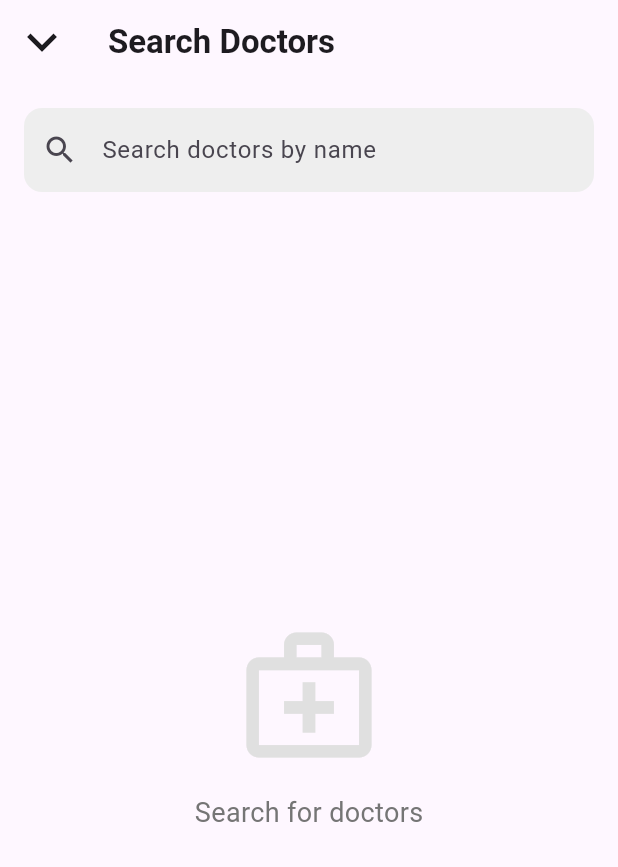
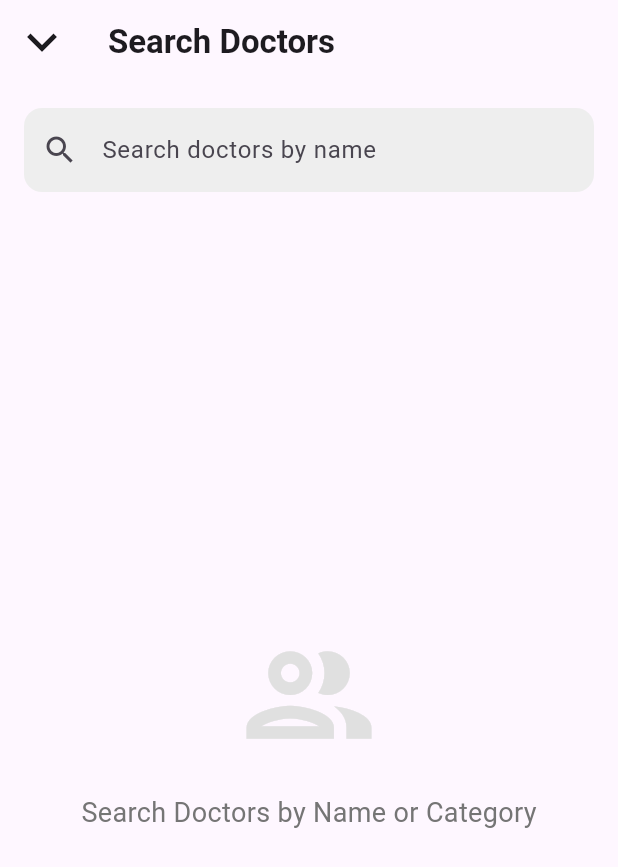
Before and after one commit to fouzzann/Cure-Connec-Main-App, a Flutter app: the screen it shows after launch, after a tap on "Skip", after a tap on "Search....", on a phone screen of 412 x 824 dp. Shown: the top 867 px of the screen. Run offline on Flutter 3.47's test engine with Material 3 defaults, Android fonts, the phone set to English and light mode, and no system bars; our stand-ins replace carousel_slider, cloud_firestore, firebase_auth, firebase_core, get, google_sign_in and 1 more; accounts and stored records are empty; network calls fail.

Commit message:
search bug fixed

```diff
--- a/lib/views/screens/search_dr.dart
+++ b/lib/views/screens/search_dr.dart
@@ -1,3 +1,4 @@
+import 'package:cure_connect_service/views/screens/booking_pages/dr_profile_view.dart';
 import 'package:flutter/material.dart';
 import 'package:cloud_firestore/cloud_firestore.dart';
 import 'package:get/get.dart';
@@ -11,13 +12,36 @@ class SearchDr extends StatefulWidget {
 
 class _SearchDrState extends State<SearchDr> {
   final TextEditingController _searchController = TextEditingController();
-  List<DocumentSnapshot> _doctors = [];
+  List<DocumentSnapshot> _users = [];
+  List<String> _categories = [];
+  String? _selectedCategory;
   bool _isLoading = false;
 
-  void _searchDoctors(String query) async {
-    if (query.isEmpty) {
+  @override
+  void initState() {
+    super.initState();
+    _loadCategories();
+  }
+
+  Future<void> _loadCategories() async {
+    try {
+      final categoriesSnapshot =
+          await FirebaseFirestore.instance.collection('categories').get();
+
       setState(() {
-        _doctors = [];
+        _categories = categoriesSnapshot.docs
+            .map((doc) => doc['name'] as String)
+            .toList();
+      });
+    } catch (e) {
+      _showErrorSnackbar('Error loading categories');
+    }
+  }
+
+  void _searchUsers(String query) async {
+    if (query.isEmpty && _selectedCategory == null) {
+      setState(() {
+        _users = [];
       });
       return;
     }
@@ -27,25 +51,34 @@ class _SearchDrState extends State<SearchDr> {
     });
 
     try {
-      // Convert the query to lowercase for case-insensitive search
-      final normalizedQuery = query.toLowerCase();
+      Query doctorsQuery = FirebaseFirestore.instance.collection('doctors');
 
-      // Query to search by full name (case-insensitive)
-      final nameQuery = await FirebaseFirestore.instance
-          .collection('doctors')
-          .where('fullName', isGreaterThanOrEqualTo: normalizedQuery)
-          .where('fullName', isLessThan: normalizedQuery)
-          .get();
+      // Apply category filter if selected
+      if (_selectedCategory != null) {
+        doctorsQuery =
+            doctorsQuery.where('category', isEqualTo: _selectedCategory);
+      }
+
+      // Apply name search if query exists
+      if (query.isNotEmpty) {
+        String capitalizedQuery =
+            query[0].toUpperCase() + query.substring(1).toLowerCase();
+        doctorsQuery = doctorsQuery
+            .where('fullName', isGreaterThanOrEqualTo: capitalizedQuery)
+            .where('fullName', isLessThan: capitalizedQuery + '\uf8ff');
+      }
+
+      final userQuery = await doctorsQuery.get();
 
       setState(() {
-        _doctors = nameQuery.docs;
+        _users = userQuery.docs;
         _isLoading = false;
       });
     } catch (e) {
       setState(() {
         _isLoading = false;
       });
-      _showErrorSnackbar('Error searching doctors');
+      _showErrorSnackbar('Error searching users');
     }
   }
 
@@ -73,6 +106,44 @@ class _SearchDrState extends State<SearchDr> {
       ),
       body: Column(
         children: [
+          // Category Filter
+          if (_categories.isNotEmpty)
+            Padding(
+              padding: const EdgeInsets.fromLTRB(16, 16, 16, 8),
+              child: Container(
+                padding: const EdgeInsets.symmetric(horizontal: 12),
+                decoration: BoxDecoration(
+                  color: Colors.grey[200],
+                  borderRadius: BorderRadius.circular(12),
+                ),
+                child: DropdownButtonHideUnderline(
+                  child: DropdownButton<String>(
+                    isExpanded: true,
+                    value: _selectedCategory,
+                    hint: const Text('Select Category'),
+                    items: [
+                      const DropdownMenuItem<String>(
+                        value: null,
+                        child: Text('All Categories'),
+                      ),
+                      ..._categories
+                          .map((category) => DropdownMenuItem<String>(
+                                value: category,
+                                child: Text(category),
+                              ))
+                          .toList(),
+                    ],
+                    onChanged: (value) {
+                      setState(() {
+                        _selectedCategory = value;
+                      });
+                      _searchUsers(_searchController.text);
+                    },
+                  ),
+                ),
+              ),
+            ),
+
           // Search Bar
           Padding(
             padding: const EdgeInsets.all(16.0),
@@ -86,9 +157,7 @@ class _SearchDrState extends State<SearchDr> {
                         icon: const Icon(Icons.clear),
                         onPressed: () {
                           _searchController.clear();
-                          setState(() {
-                            _doctors = [];
-                          });
+                          _searchUsers('');
                         },
                       )
                     : null,
@@ -99,7 +168,7 @@ class _SearchDrState extends State<SearchDr> {
                 filled: true,
                 fillColor: Colors.grey[200],
               ),
-              onChanged: _searchDoctors,
+              onChanged: _searchUsers,
             ),
           ),
 
@@ -113,21 +182,20 @@ class _SearchDrState extends State<SearchDr> {
   }
 
   Widget _buildSearchResults() {
-    // Loading State
     if (_isLoading) {
       return const Center(
-        child: CircularProgressIndicator(color:  Color(0xFF4A78FF),),
+        child: CircularProgressIndicator(color: Color(0xFF4A78FF)),
       );
     }
 
-    // No Results State
-    if (_doctors.isEmpty && _searchController.text.isNotEmpty) {
+    if (_users.isEmpty &&
+        (_searchController.text.isNotEmpty || _selectedCategory != null)) {
       return Center(
         child: Column(
           mainAxisAlignment: MainAxisAlignment.center,
           children: [
             Icon(
-              Icons.search_off,
+              Icons.person_search_outlined,
               size: 100,
               color: Colors.grey[300],
             ),
@@ -144,20 +212,19 @@ class _SearchDrState extends State<SearchDr> {
       );
     }
 
-    // Initial State
-    if (_doctors.isEmpty) {
+    if (_users.isEmpty) {
       return Center(
         child: Column(
           mainAxisAlignment: MainAxisAlignment.center,
           children: [
             Icon(
-              Icons.medical_services_outlined,
+              Icons.group_outlined,
               size: 100,
               color: Colors.grey[300],
             ),
             const SizedBox(height: 16),
             Text(
-              'Search for doctors',
+              'Search Doctors by Name or Category',
               style: TextStyle(
                 fontSize: 18,
                 color: Colors.grey[600],
@@ -168,12 +235,11 @@ class _SearchDrState extends State<SearchDr> {
       );
     }
 
-    // Results List
     return ListView.builder(
       padding: const EdgeInsets.symmetric(horizontal: 16),
-      itemCount: _doctors.length,
+      itemCount: _users.length,
       itemBuilder: (context, index) {
-        final doctor = _doctors[index].data() as Map<String, dynamic>;
+        final user = _users[index].data() as Map<String, dynamic>;
 
         return Card(
           elevation: 4,
@@ -184,16 +250,15 @@ class _SearchDrState extends State<SearchDr> {
           child: ListTile(
             leading: CircleAvatar(
               radius: 30,
-              backgroundImage: doctor['image'] != null
-                  ? NetworkImage(doctor['image'])
-                  : null,
+              backgroundImage:
+                  user['image'] != null ? NetworkImage(user['image']) : null,
               backgroundColor: Colors.grey[200],
-              child: doctor['image'] == null
+              child: user['image'] == null
                   ? Icon(Icons.person, color: Colors.grey[600])
                   : null,
             ),
             title: Text(
-              doctor['fullName'] ?? 'Unknown Doctor',
+              user['fullName'] ?? user['username'] ?? 'Unknown User',
               style: const TextStyle(
                 fontWeight: FontWeight.bold,
               ),
@@ -201,18 +266,29 @@ class _SearchDrState extends State<SearchDr> {
             subtitle: Column(
               crossAxisAlignment: CrossAxisAlignment.start,
               children: [
-                Text(doctor['category'] ?? 'Unknown Specialty'),
-                Text(doctor['hospitalName'] ?? 'Unknown Hospital'),
+                if (user['category'] != null)
+                  Text(user['category'],
+                      style: const TextStyle(
+                        color: Color(0xFF4A78FF),
+                        fontWeight: FontWeight.w500,
+                      )),
+                if (user['username'] != null) Text('@${user['username']}'),
+                if (user['bio'] != null)
+                  Text(user['bio'],
+                      maxLines: 1, overflow: TextOverflow.ellipsis),
               ],
             ),
             trailing: ElevatedButton(
-              onPressed: () {},
-              child: Text(
+              onPressed: () {
+                Get.to(() => DoctorProfileView(data: _users[index].data()),
+                    transition: Transition.rightToLeftWithFade);
+              },
+              style: ElevatedButton.styleFrom(
+                backgroundColor: const Color(0xFF4A78FF),
+              ),
+              child: const Text(
                 'Connect',
                 style: TextStyle(color: Colors.white),
-              ),
-              style: ElevatedButton.styleFrom(
-                backgroundColor: const Color(0xFF4A78FF),
               ),
             ),
           ),
```
Also changed, not shown: lib/widgets/home_content/app_bar/search_bar.dart (line endings or trailing spaces).
